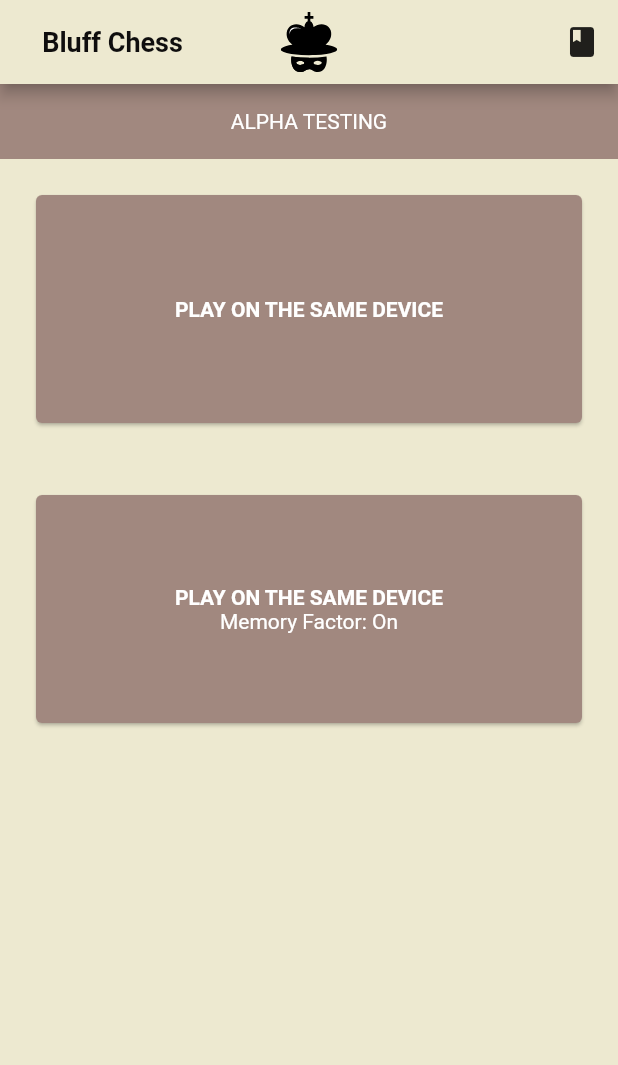
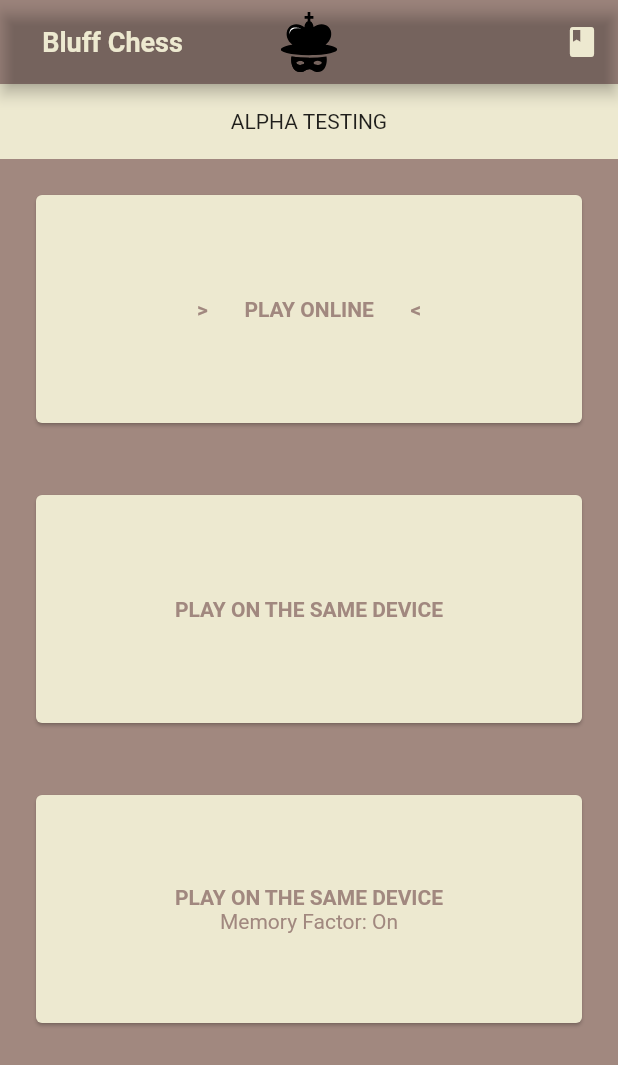
Before and after one commit to batuhanozcan1605/bluff_chess, a Flutter app: the screen it shows after launch, on a phone screen of 412 x 824 dp. Shown: the top 1065 px of the screen. Run offline on Flutter 3.47's test engine with Material 2 defaults, Android fonts, the phone set to English and light mode, and no system bars; our stand-ins replace audioplayers, flutter_svg, smooth_page_indicator; Roboto replaces fonts that are missing (Verdana).

Commit message:
mainscreen updated

```diff
--- a/lib/screens/mainscreen.dart
+++ b/lib/screens/mainscreen.dart
@@ -13,12 +13,40 @@ class MainScreen extends StatefulWidget {
 
 class _MainScreenState extends State<MainScreen> {
 
+  void showInfoAboutOnline() {
+
+    Widget ok = TextButton(
+      onPressed: () => Navigator.pop(context),
+      child: Text("OK GOOD LUCK", style: TextStyle(color: Colors.white),),);
+
+    Widget info = Text("We can not provide an online server for now but that's the next main goal of the project.\n\n"
+        "This game can not survive without a community, therefore the next action has been planned as Kickstarter!\n"
+        "If you liked the idea, if the project speaks to you, we will be waiting there for you.",
+        style: TextStyle(color: Colors.white));
+
+    AlertDialog alert = AlertDialog(
+      backgroundColor: Color(0xFF2F4858),
+      title: Text("THAT'S THE GOAL OF THE PROJECT", style: TextStyle(color: Colors.white),),
+      content: info,
+      actions: [
+        ok,
+      ],
+    );
+
+    showDialog(
+      context: context, builder: (BuildContext context) {
+      return alert;
+    },
+    );
+
+  }
+
   @override
   Widget build(BuildContext context) {
     return Scaffold(
-      backgroundColor: Color(0xFFEDE9D0),
+      backgroundColor: Color(0xFFA1887F),
       appBar: AppBar(
-        backgroundColor: Color(0xFFEDE9D0),
+        backgroundColor: Color(0xA1887F),
         centerTitle: true,
         title: Padding(
           padding: const EdgeInsets.symmetric(vertical: 8.0, horizontal: 8.0),
@@ -34,7 +62,7 @@ class _MainScreenState extends State<MainScreen> {
                   style: TextStyle(
                     fontFamily: 'Verdana',
                     fontSize: 18,
-                    color: Color(0xff0f0e0e),
+                    color: Color(0xFFEDE9D0),
                     fontWeight: FontWeight.w700,
                   ),
                   textAlign: TextAlign.left,
@@ -44,16 +72,32 @@ class _MainScreenState extends State<MainScreen> {
               onPressed: (){
                 Navigator.push(context, MaterialPageRoute(builder: (BuildContext context) => const Rulebook()));
               },
-              icon: Icon(Icons.book_rounded), color: Colors.black87,),
+              icon: Icon(Icons.book_rounded), color: Color(0xFFEDE9D0),),
          ]
       ),
       body: Column(
         children: [
           Container(
             height: 50,
-            color: Colors.brown[300],
+            color: Color(0xFFEDE9D0),
             child: Center(child: Text("ALPHA TESTING",
-              style: TextStyle(color: Colors.white,),)),
+              style: TextStyle(color: Colors.black87,),)),
+          ),
+          GestureDetector(
+            onTap: () => showInfoAboutOnline(),
+            child: SizedBox(
+              height: 200,
+              child: Padding(
+                padding: const EdgeInsets.all(20.0),
+                child: Card(
+                  color: Color(0xFFEDE9D0),
+                  child: Center(
+                    child: Text(">       PLAY ONLINE       <",
+                      style: TextStyle(color: Colors.brown[300], fontWeight: FontWeight.bold,),),
+                  ),
+                ),
+              ),
+            ),
           ),
           GestureDetector(
             onTap: () =>
@@ -65,10 +109,10 @@ class _MainScreenState extends State<MainScreen> {
               child: Padding(
                 padding: const EdgeInsets.all(20.0),
                 child: Card(
-                  color: Colors.brown[300],
+                  color: Color(0xFFEDE9D0),
                   child: Center(
                     child: Text("PLAY ON THE SAME DEVICE",
-                      style: TextStyle(color: Colors.white, fontWeight: FontWeight.bold,),),
+                      style: TextStyle(color: Colors.brown[300], fontWeight: FontWeight.bold,),),
                    ),
                 ),
               ),
@@ -84,15 +128,15 @@ class _MainScreenState extends State<MainScreen> {
               child: Padding(
                 padding: const EdgeInsets.all(20.0),
                 child: Card(
-                  color: Colors.brown[300],
+                  color: Color(0xFFEDE9D0),
                   child: Center(
                       child: Column(
                         mainAxisAlignment: MainAxisAlignment.center,
                        children: [
                          Text("PLAY ON THE SAME DEVICE",
-                           style: TextStyle(color: Colors.white, fontWeight: FontWeight.bold,),),
+                           style: TextStyle(color: Colors.brown[300], fontWeight: FontWeight.bold,),),
                          Text("Memory Factor: On",
-                           style: TextStyle(color: Colors.white,),),
+                           style: TextStyle(color: Colors.brown[300],),),
                        ],
                       )
                   ),
```
